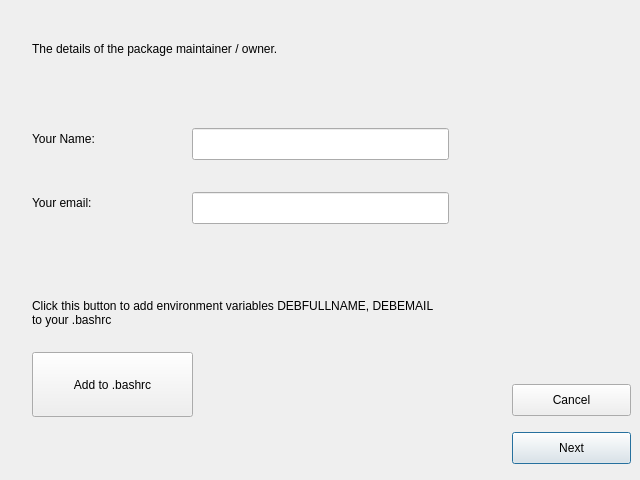
Above: uis/name.ui from amirgeva/sackage before the change. Below: the same form after it.
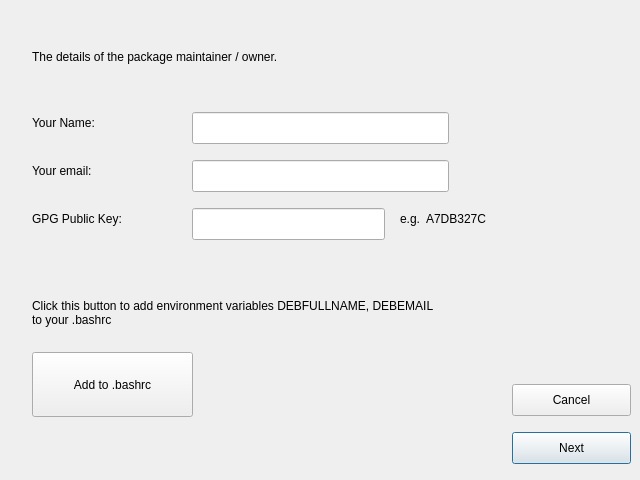
That is the form after the change.

Commit message: Completed build process

Patch:
```diff
--- a/uis/name.ui
+++ b/uis/name.ui
@@ -17,7 +17,7 @@
    <property name="geometry">
     <rect>
      <x>32</x>
-     <y>128</y>
+     <y>112</y>
      <width>145</width>
      <height>22</height>
     </rect>
@@ -30,9 +30,9 @@
    <property name="geometry">
     <rect>
      <x>32</x>
-     <y>0</y>
+     <y>32</y>
      <width>609</width>
-     <height>97</height>
+     <height>49</height>
     </rect>
    </property>
    <property name="text">
@@ -46,7 +46,7 @@
    <property name="geometry">
     <rect>
      <x>192</x>
-     <y>128</y>
+     <y>112</y>
      <width>257</width>
      <height>32</height>
     </rect>
@@ -56,7 +56,7 @@
    <property name="geometry">
     <rect>
      <x>32</x>
-     <y>192</y>
+     <y>160</y>
      <width>145</width>
      <height>22</height>
     </rect>
@@ -69,7 +69,7 @@
    <property name="geometry">
     <rect>
      <x>192</x>
-     <y>192</y>
+     <y>160</y>
      <width>257</width>
      <height>32</height>
     </rect>
@@ -136,6 +136,42 @@
     <string>Next</string>
    </property>
   </widget>
+  <widget class="QLabel" name="label_5">
+   <property name="geometry">
+    <rect>
+     <x>32</x>
+     <y>208</y>
+     <width>145</width>
+     <height>22</height>
+    </rect>
+   </property>
+   <property name="text">
+    <string>GPG Public Key:</string>
+   </property>
+  </widget>
+  <widget class="QLineEdit" name="pubKeyEdit">
+   <property name="geometry">
+    <rect>
+     <x>192</x>
+     <y>208</y>
+     <width>193</width>
+     <height>32</height>
+    </rect>
+   </property>
+  </widget>
+  <widget class="QLabel" name="label_6">
+   <property name="geometry">
+    <rect>
+     <x>400</x>
+     <y>208</y>
+     <width>177</width>
+     <height>22</height>
+    </rect>
+   </property>
+   <property name="text">
+    <string>e.g.  A7DB327C</string>
+   </property>
+  </widget>
  </widget>
  <resources/>
  <connections/>
```
Left out of the diff: 2 changed lines with no effect on the pictures.
